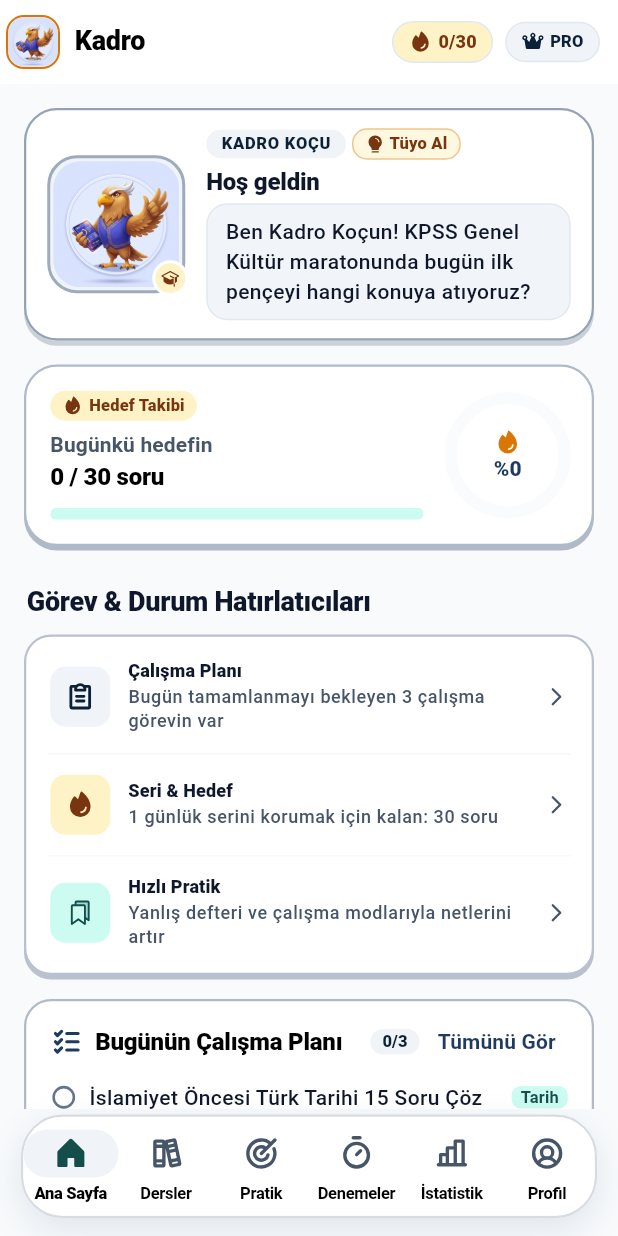
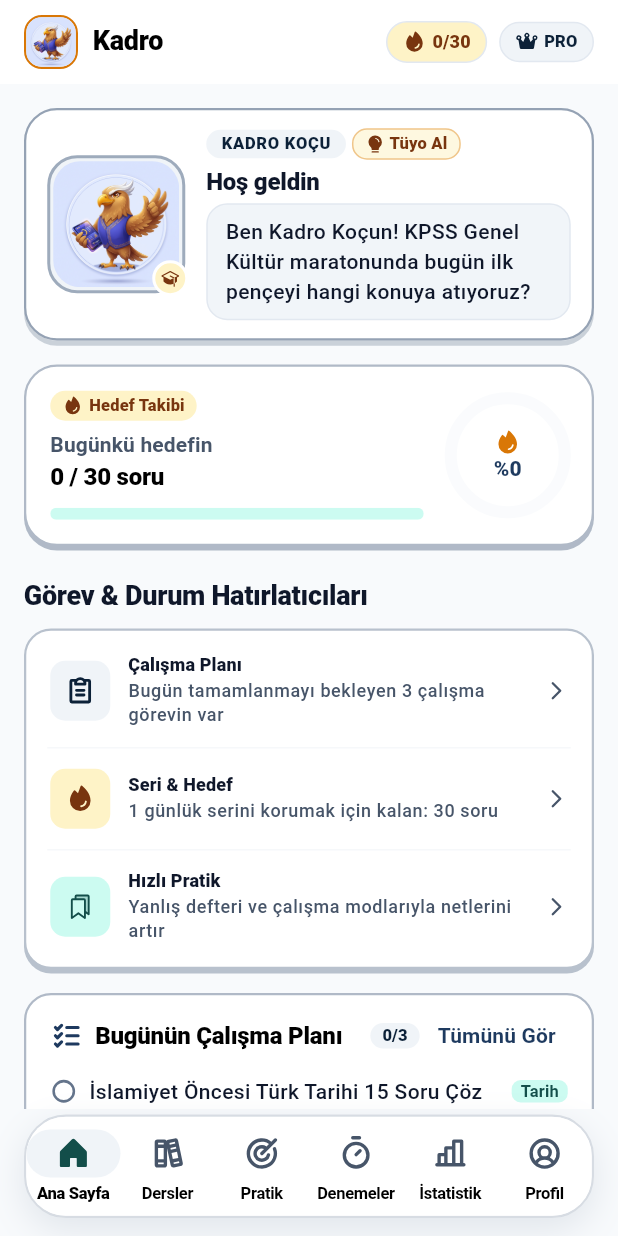
Before and after one commit to omerfarukpehlivan/kadro, a Flutter app: the screen it shows after launch, on a phone screen of 412 x 824 dp. Run offline on Flutter 3.47's test engine with Material 3 defaults, Android fonts, the phone set to English and light mode, and no system bars; drawn by our look-alikes of flutter_animate; our stand-ins replace fl_chart, flex_color_scheme, flutter_local_notifications, flutter_riverpod, go_router, google_fonts and 5 more; missing offline and left inert: purchases_flutter; accounts and stored records are empty.

Commit message:
fix(alignment): align AppTopBar, SectionTitle, and AppNavigationBar flush with body horizontal padding (TASK-74)

```diff
--- a/lib/app/theme.dart
+++ b/lib/app/theme.dart
@@ -308,7 +308,7 @@ class AppTheme {
       cardColor: const Color(0xFFFFFFFF),
       textTheme: textTheme,
       appBarTheme: baseLight.appBarTheme.copyWith(
-        titleSpacing: 4,
+        titleSpacing: 16,
         titleTextStyle: textTheme.titleMedium?.copyWith(
           fontWeight: FontWeight.w700,
           color: highContrastScheme.onSurface,
@@ -370,7 +370,7 @@ class AppTheme {
       cardColor: const Color(0xFF1E293B),
       textTheme: textTheme,
       appBarTheme: baseDark.appBarTheme.copyWith(
-        titleSpacing: 4,
+        titleSpacing: 16,
         titleTextStyle: textTheme.titleMedium?.copyWith(
           fontWeight: FontWeight.w700,
           color: highContrastDarkScheme.onSurface,
--- a/lib/app/widgets/app_navigation_bar.dart
+++ b/lib/app/widgets/app_navigation_bar.dart
@@ -1,4 +1,5 @@
 import 'package:flutter/material.dart'; // Material Design bileşenleri
+import 'package:kadro/core/utils/responsive_layout.dart';
 import 'package:phosphor_flutter/phosphor_flutter.dart'; // Karakteristik Phosphor ikon seti (Bold & Fill)
 
 /// Alttaki havada duran 6 sekmeli dock menüsü (Floating Pill/Dock Bottom Navigation Bar).
@@ -20,6 +21,9 @@ class AppNavigationBar extends StatelessWidget {
     final colorScheme = Theme.of(context).colorScheme;
     final screenWidth = MediaQuery.sizeOf(context).width;
     final isCompact = screenWidth < 400;
+    final hPadding = isCompact
+        ? 8.0
+        : ResponsiveBreakpoints.horizontalPadding(context);
 
     final labelStyle = WidgetStateProperty.resolveWith<TextStyle?>((states) {
       final base = Theme.of(context).textTheme.labelSmall;
@@ -34,12 +38,7 @@ class AppNavigationBar extends StatelessWidget {
     return SafeArea(
       top: false,
       child: Padding(
-        padding: EdgeInsets.fromLTRB(
-          isCompact ? 6 : 14,
-          4,
-          isCompact ? 6 : 14,
-          12,
-        ),
+        padding: EdgeInsets.fromLTRB(hPadding, 4, hPadding, 12),
         child: Container(
           decoration: BoxDecoration(
             color: colorScheme.surface,
--- a/lib/app/widgets/app_top_bar.dart
+++ b/lib/app/widgets/app_top_bar.dart
@@ -1,5 +1,6 @@
 import 'package:flutter/material.dart';
 import 'package:flutter_riverpod/flutter_riverpod.dart';
+import 'package:kadro/core/utils/responsive_layout.dart';
 import 'package:kadro/features/profile/data/user_preferences_notifier.dart';
 import 'package:kadro/features/profile/presentation/paywall_screen.dart';
 import 'package:kadro/features/stats/data/study_stats_notifier.dart';
@@ -22,12 +23,15 @@ class AppTopBar extends ConsumerWidget implements PreferredSizeWidget {
     final colorScheme = Theme.of(context).colorScheme;
     final textTheme = Theme.of(context).textTheme;
     final isCompact = MediaQuery.sizeOf(context).width < 380;
+    final hPadding = ResponsiveBreakpoints.horizontalPadding(context);
 
     final stats = ref.watch(studyStatsProvider);
     final prefs = ref.watch(userPreferencesProvider);
 
     return AppBar(
       centerTitle: false,
+      automaticallyImplyLeading: false,
+      titleSpacing: hPadding,
       backgroundColor: colorScheme.surface,
       surfaceTintColor: colorScheme.surfaceTint,
       scrolledUnderElevation: 0.5,
@@ -103,14 +107,16 @@ class AppTopBar extends ConsumerWidget implements PreferredSizeWidget {
         ),
         SizedBox(width: isCompact ? 6 : 8),
         // PRO rozet butonu (PaywallScreen açar)
-        InkWell(
+        Padding(
+          padding: EdgeInsets.only(right: hPadding),
+          child: InkWell(
             onTap: () {
-            Navigator.of(context)
-                .push(MaterialPageRoute(builder: (_) => const PaywallScreen()));
+              Navigator.of(
+                context,
+              ).push(MaterialPageRoute(builder: (_) => const PaywallScreen()));
             },
             borderRadius: BorderRadius.circular(20),
             child: Container(
-            margin: EdgeInsets.only(right: isCompact ? 8 : 12),
               padding: EdgeInsets.symmetric(
                 horizontal: isCompact ? 8 : 10,
                 vertical: 5,
@@ -146,6 +152,7 @@ class AppTopBar extends ConsumerWidget implements PreferredSizeWidget {
               ),
             ),
           ),
+        ),
       ],
     );
   }
--- a/lib/shared/widgets/section_title.dart
+++ b/lib/shared/widgets/section_title.dart
@@ -15,7 +15,7 @@ class SectionTitle extends StatelessWidget {
     final textTheme = Theme.of(context).textTheme;
 
     return Padding(
-      padding: const EdgeInsets.fromLTRB(2, 10, 2, 10),
+      padding: const EdgeInsets.only(top: 6, bottom: 10),
       child: Text(
         text,
         style: textTheme.titleLarge?.copyWith(
```
Also changed, not shown: lib/features/lessons/presentation/lesson_topics_screen.dart (+6 -1 lines), 2 other files. Lines whose indentation alone changed are shown as unchanged.
